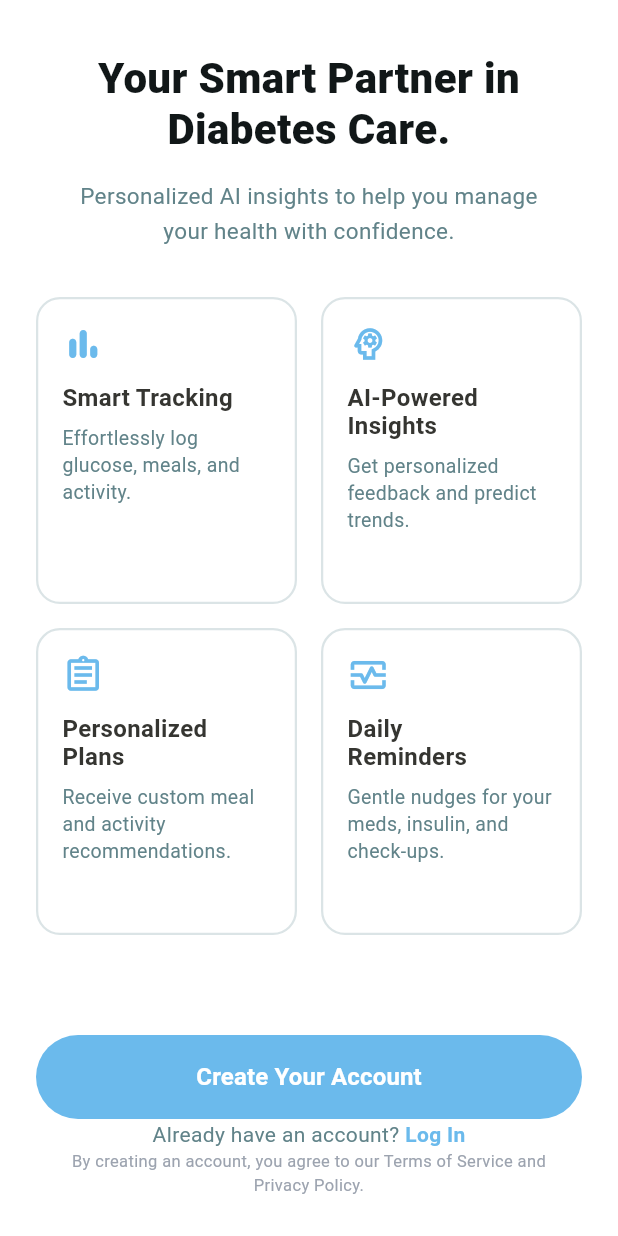
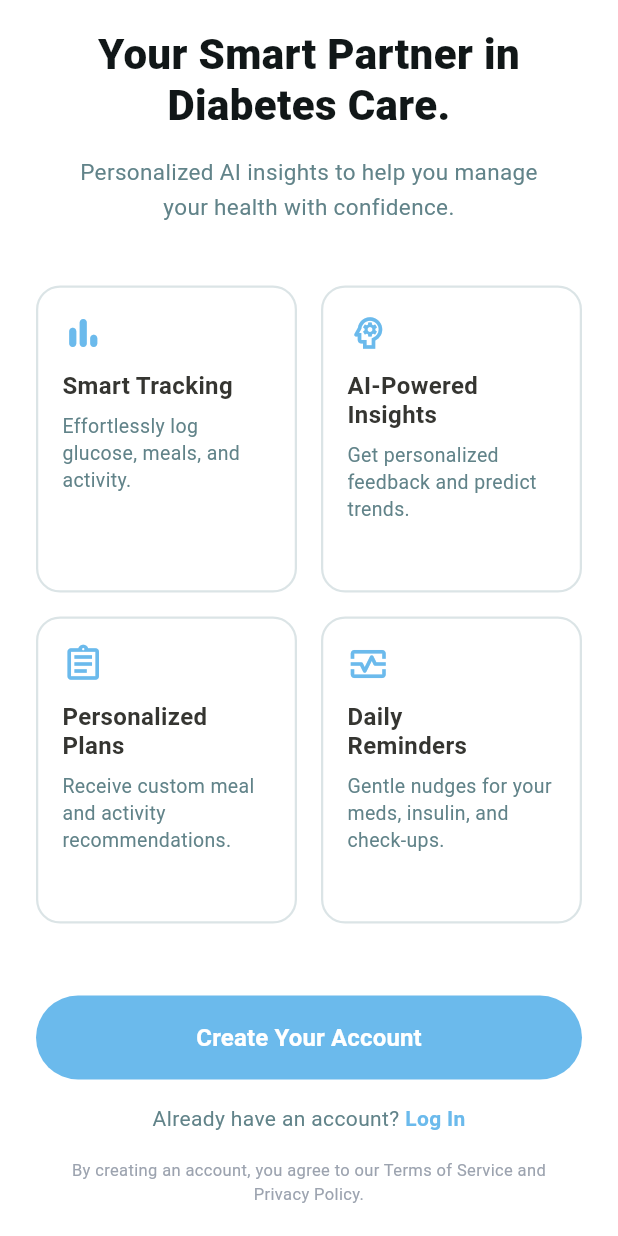
Before and after one commit to RanaAbdelsalamm/Sokar, a Flutter app: the screen it shows after launch, on a phone screen of 412 x 824 dp. Run offline on Flutter 3.47's test engine with Material 3 defaults, Android fonts, the phone set to English and light mode, and no system bars; our stand-ins replace fl_chart; missing offline and left inert: tflite_flutter.

Commit message:
refactor: fix layout overflow and center UI elements

```diff
--- a/lib/screens/landing_page.dart
+++ b/lib/screens/landing_page.dart
@@ -12,13 +12,13 @@ class LandingPage extends StatelessWidget {
     return Scaffold(
       backgroundColor: AppColors.whiteBackground,
       body: SafeArea(
-        child: Padding(
+        child: Center(
+          child: SingleChildScrollView(
             padding: const EdgeInsets.symmetric(horizontal: 24.0, vertical: 16.0),
             child: Column(
+              mainAxisAlignment: MainAxisAlignment.center,
               crossAxisAlignment: CrossAxisAlignment.center,
               children: [
-              const SizedBox(height: 20),
-
                 // 1. Main Title
                 const Text(
                   'Your Smart Partner in\nDiabetes Care.',
@@ -42,16 +42,16 @@ class LandingPage extends StatelessWidget {
                     height: 1.5,
                   ),
                 ),
-              const SizedBox(height: 32),
+                const SizedBox(height: 40),
 
                 // 3. Grid of Features
-              Expanded(
-                child: GridView.count(
+                GridView.count(
+                  shrinkWrap: true,
                   crossAxisCount: 2,
                   crossAxisSpacing: 16,
                   mainAxisSpacing: 16,
-                  childAspectRatio: 0.85, // Adjust to make cards taller or shorter
-                  physics: const NeverScrollableScrollPhysics(), // Disable internal scroll
+                  childAspectRatio: 0.85,
+                  physics: const NeverScrollableScrollPhysics(),
                   children: const [
                     FeatureCard(
                       icon: Icons.bar_chart_rounded,
@@ -75,21 +75,18 @@ class LandingPage extends StatelessWidget {
                     ),
                   ],
                 ),
-              ),
-
+                const SizedBox(height: 48),
                 // 4. Primary Button
                 SizedBox(
                   width: double.infinity,
                   height: 56,
                   child: ElevatedButton(
-                  // 1. The onPressed goes right here
                     onPressed: () {
                       Navigator.push(
                         context,
                         MaterialPageRoute(builder: (context) => const RegistrationScreen()),
                       );
                     },
-                  // 2. Then the style
                     style: ElevatedButton.styleFrom(
                       backgroundColor: AppColors.primaryBlue,
                       shape: RoundedRectangleBorder(
@@ -97,7 +94,6 @@ class LandingPage extends StatelessWidget {
                       ),
                       elevation: 0,
                     ),
-                  // 3. Then the child (text)
                     child: const Text(
                       'Create Your Account',
                       style: TextStyle(
@@ -108,6 +104,7 @@ class LandingPage extends StatelessWidget {
                     ),
                   ),
                 ),
+                const SizedBox(height: 16),
 
                 // 5. Login Link
                 Row(
@@ -134,6 +131,7 @@ class LandingPage extends StatelessWidget {
                     ),
                   ],
                 ),
+                const SizedBox(height: 16),
 
                 // 6. Terms & Privacy
                 const Text(
@@ -144,8 +142,8 @@ class LandingPage extends StatelessWidget {
                     color: AppColors.textBody,
                   ),
                 ),
-              const SizedBox(height: 10),
               ],
+            ),
           ),
         ),
       ),
```
Lines whose indentation alone changed are shown as unchanged.
